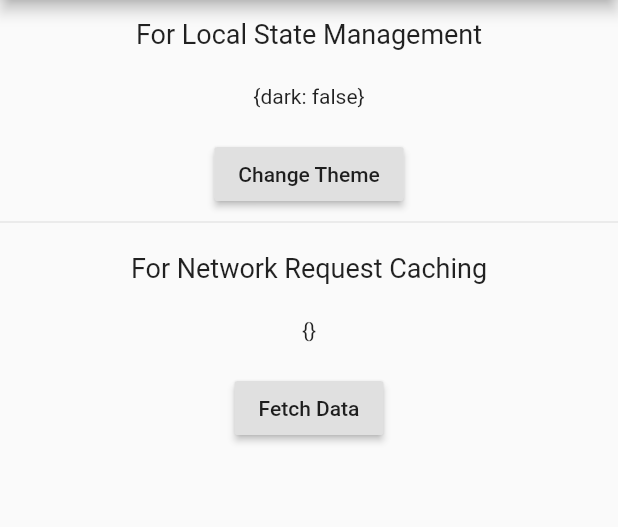
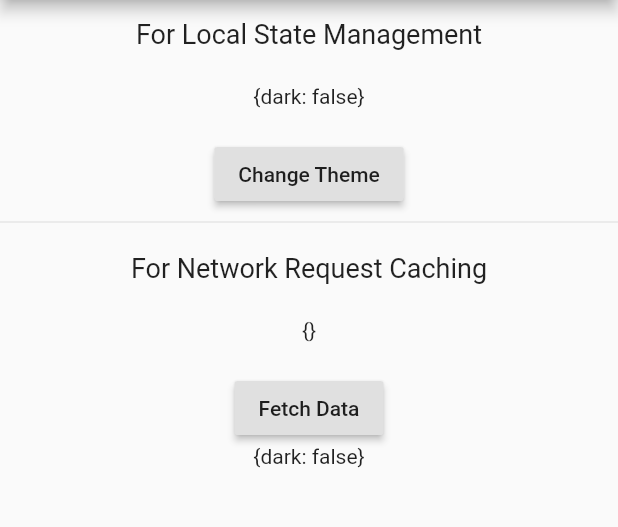
Before and after one commit to raralabs/flutter_network_library, a Flutter app: the screen it shows after launch, after a tap on "Change Theme", on a phone screen of 412 x 824 dp, the part 84-611 px from its top. Run offline on Flutter 3.47's test engine with Material 2 defaults, Android fonts, the phone set to English and light mode, and no system bars; our stand-ins replace hive, hive_flutter; accounts and stored records are empty; network calls fail.

Commit message:
added RESTListenableBuilder

```diff
--- a/example/lib/main.dart
+++ b/example/lib/main.dart
@@ -16,24 +16,27 @@ class MyApp extends StatefulWidget {
 
 class _MyAppState extends State<MyApp> {
 
-  RESTExecutor _changeTheme = RESTExecutor(
-    domain: 'appState',
-    label: 'theme'
-  );
 
   @override
   Widget build(BuildContext context) {
-    return ValueListenableBuilder(
-      valueListenable: _changeTheme.getListenable(),
-          builder:(_,__,___)=> MaterialApp(
+    return RESTListenableBuilder(
+          executor: RESTExecutor(
+              domain: 'appState',
+              label: 'theme'
+            ),
+            exact: true,
+          builder:(response){
+            print("inside listenable");
+            return MaterialApp(
         title: 'Flutter Demo',
         theme: ThemeData(
-          brightness: (_changeTheme.response.value('dark')??true)?Brightness.dark:Brightness.light,
+          brightness: (response.value('dark')??true)?Brightness.dark:Brightness.light,
           primarySwatch: Colors.blue,
           visualDensity: VisualDensity.adaptivePlatformDensity,
         ),
         home: MyHomePage(title: 'Network Library Example'),
-      ),
+      );
+          }
     );
   }
 }
@@ -61,6 +64,8 @@ class _MyHomePageState extends State<MyHomePage> {
 
   @override
   Widget build(BuildContext context) {
+
+    print("building");
 
     return Scaffold(
       appBar: AppBar(
@@ -124,6 +129,10 @@ class _MyHomePageState extends State<MyHomePage> {
                 'Fetch Data',
               ),
             ),
+            RESTListenableBuilder(
+              executor: RESTExecutor(domain: 'appState',label: 'theme'),
+              builder: (response)=>Text(response.data.toString()),
+            )
           ],
         ),
       ),
--- a/lib/data_provider.dart
+++ b/lib/data_provider.dart
@@ -8,17 +8,26 @@ import 'package:flutter_network_library/domain.dart';
 import 'package:flutter_network_library/flutter_network_library.dart';
 import 'package:flutter_network_library/network_request_maker.dart';
 import 'package:flutter_network_library/persistor.dart';
+import 'package:hive/hive.dart';
 import 'package:hive_flutter/hive_flutter.dart';
 
 
 typedef ResponseCallback(Response res);
+typedef Widget RESTBuilder(Response response);
 
-class ResponseListenableWidget extends ValueListenableBuilder{
+class RESTListenableBuilder extends ValueListenableBuilder{
+/// Creates a listenable builder that listens to the changes do provided RESTExecutor's domain
 
-  ResponseListenableWidget({
-    Listenable valueListenable,
-    Widget child
-  }): super(valueListenable:valueListenable,builder:(_,__,___)=>child);
+  final RESTExecutor executor;
+
+  // The RESTExecutor object for this builder
+
+  RESTListenableBuilder({
+    this.executor,
+    RESTBuilder builder,
+    bool exact = false
+
+  }): super(valueListenable:executor.getListenable(exact),builder:(_,__,___)=>builder(executor.response));
 }
 
 class RESTExecutor{
@@ -77,10 +86,13 @@ class RESTExecutor{
 
     }
   ){
+
+    assert(domains.keys.contains(domain));
+
     requestMaker = NetworkRequestMaker();
     cache = Persistor(domain);
 
-    cache.init(getKey());
+    // cache.init(getKey());
   }
 
   void delete(){
@@ -99,13 +111,10 @@ class RESTExecutor{
     this.headers = headers;
   }
 
-  Widget widget({Widget child})=>ResponseListenableWidget(
-    valueListenable: getListenable(),
-    child: child,
-  );
+  ValueListenable<Box<dynamic>> getListenable([bool exact=false]){
+    return cache.getBox().listenable(keys: exact?[getKey()]:null);
 
-  getListenable(){
-    return cache.getBox().listenable();
+
   }
 
 
@@ -143,6 +152,7 @@ class RESTExecutor{
         domainState[domain].add(getKey());
         execute();
     }
+
     return cache.read(getKey());
   }
 
--- a/lib/persistor.dart
+++ b/lib/persistor.dart
@@ -34,7 +34,8 @@ class Response {
   Response({
     this.success = false,
     this.fetching = false,
-    this.data = const {}
+    this.data = const {},
+    this.error = const {}
 
   });
 
```
Also changed, not shown: pubspec.yaml (+5 -5 lines).
